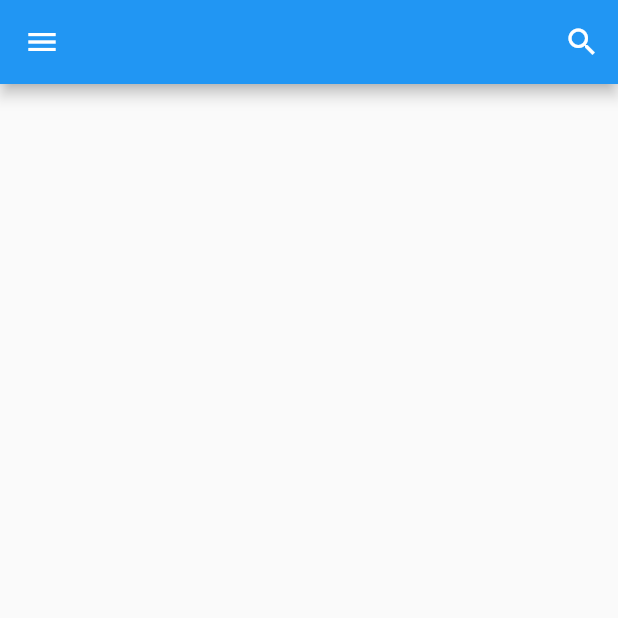
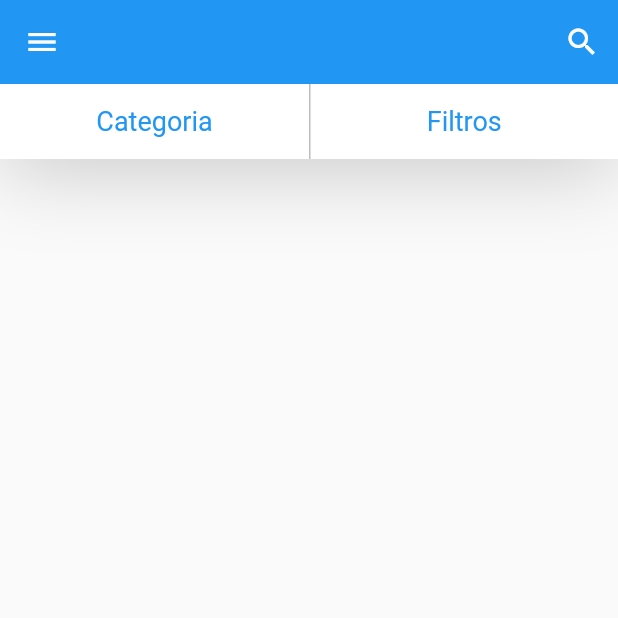
Before and after one commit to MatheusMoreiraf/xlo-flutter, a Flutter app: the screen it shows after launch, on a phone screen of 412 x 824 dp, the top half of it. Run offline on Flutter 3.47's test engine with Material 2 defaults, Android fonts, the phone set to English and light mode, and no system bars; our stand-ins replace rxdart.

Commit message:
Creating the Home Screen Bar

```diff
--- a/lib/screens/home/home_screen.dart
+++ b/lib/screens/home/home_screen.dart
@@ -3,6 +3,7 @@ import 'package:provider/provider.dart';
 import 'package:xlo/blocs/home_bloc.dart';
 import 'package:xlo/common/custom_drawer/custom_drawer.dart';
 import 'package:xlo/screens/home/widgets/search_dialog.dart';
+import 'package:xlo/screens/home/widgets/top_bar.dart';
 
 class HomeScreen extends StatefulWidget {
   @override
@@ -35,6 +36,7 @@ class _HomeScreenState extends State<HomeScreen> {
 
     return Scaffold(
       appBar: AppBar(
+        elevation: 0,
         title: StreamBuilder<String>(
           stream: _homeBloc.outSearch,
           initialData: '',
@@ -78,6 +80,9 @@ class _HomeScreenState extends State<HomeScreen> {
         ],
       ),
       drawer: CustomDrawer(),
+      body: Column(
+        children: <Widget>[TopBar()],
+      ),
     );
   }
 }
--- /dev/null
+++ b/lib/screens/home/widgets/bar_button.dart
@@ -0,0 +1,37 @@
+import 'package:flutter/material.dart';
+
+class BarButton extends StatelessWidget {
+  const BarButton({
+    @required this.label,
+    @required this.boxDecoration,
+    @required this.onPressed,
+  });
+
+  final BoxDecoration boxDecoration;
+  final String label;
+  final VoidCallback onPressed;
+
+  @override
+  Widget build(BuildContext context) {
+    return Expanded(
+      child: GestureDetector(
+        onTap: onPressed,
+        child: Container(
+          height: 50,
+          alignment: Alignment.center,
+          padding: const EdgeInsets.symmetric(horizontal: 16),
+          decoration: boxDecoration,
+          child: Text(
+            label,
+            overflow: TextOverflow.ellipsis,
+            style: TextStyle(
+              color: Theme.of(context).primaryColor,
+              fontSize: 18,
+              fontWeight: FontWeight.w400,
+            ),
+          ),
+        ),
+      ),
+    );
+  }
+}
--- /dev/null
+++ b/lib/screens/home/widgets/top_bar.dart
@@ -0,0 +1,37 @@
+import 'package:flutter/material.dart';
+import 'package:xlo/screens/home/widgets/bar_button.dart';
+
+class TopBar extends StatelessWidget {
+  @override
+  Widget build(BuildContext context) {
+    return Container(
+      decoration: BoxDecoration(boxShadow: [
+        BoxShadow(
+          color: Colors.grey[400],
+          blurRadius: 50.0,
+          offset: Offset(0, 2),
+        )
+      ]),
+      child: Row(
+        children: <Widget>[
+          BarButton(
+            label: "Categoria",
+            boxDecoration: BoxDecoration(
+              color: Colors.white,
+            ),
+            onPressed: () {},
+          ),
+          BarButton(
+            label: "Filtros",
+            boxDecoration: BoxDecoration(
+                color: Colors.white,
+                border: Border(
+                  left: BorderSide(color: Colors.grey[400]),
+                )),
+            onPressed: () {},
+          ),
+        ],
+      ),
+    );
+  }
+}
```
